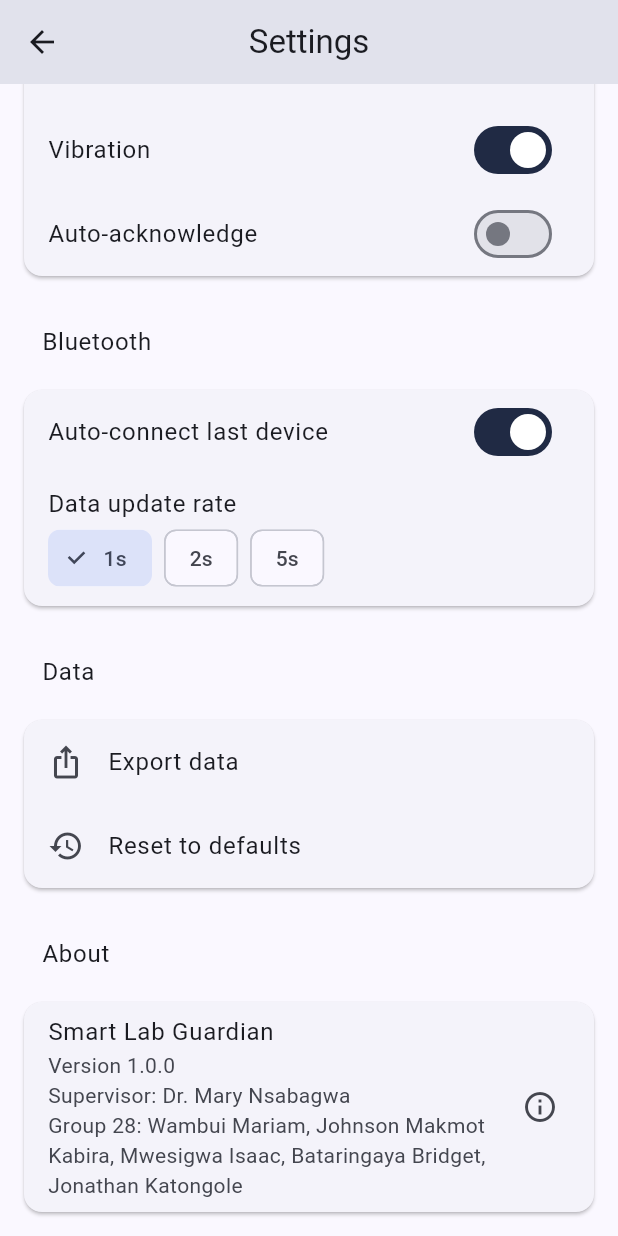
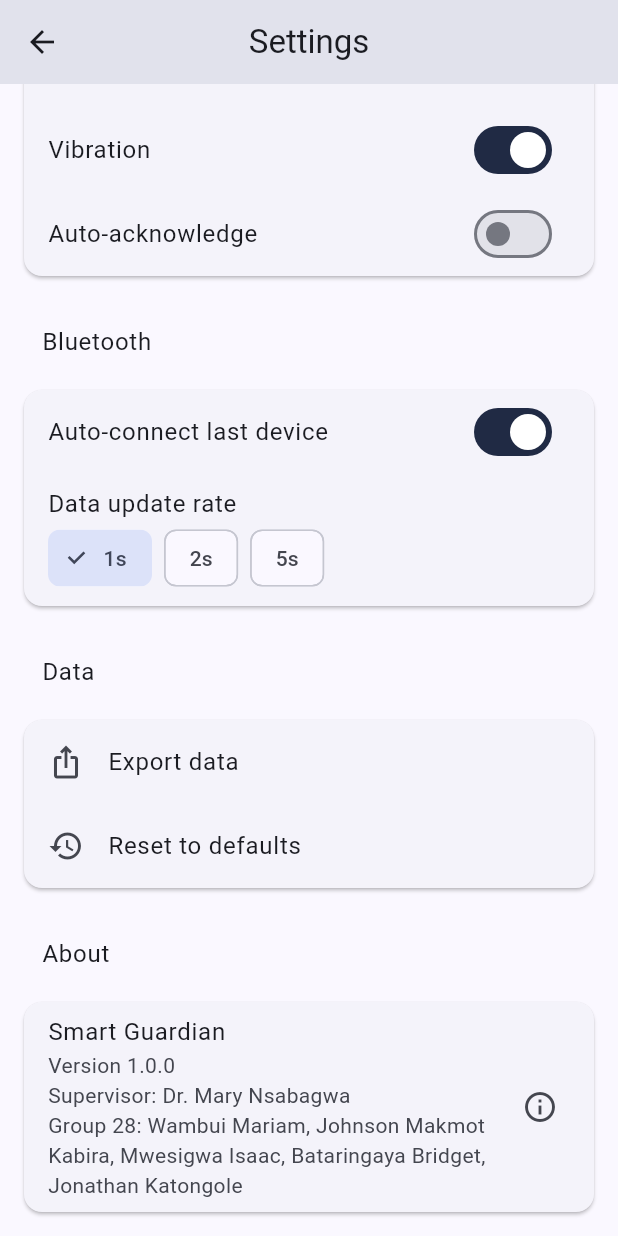
Before and after one commit to jonakatin/smart_baby_guardian, a Flutter app: the SettingsScreen screen opened directly, scrolled down 388 dp, on a phone screen of 412 x 824 dp. Run offline on Flutter 3.47's test engine with Material 3 defaults, Android fonts, the light colour scheme and no system bars; our stand-ins replace audioplayers, flutter_bluetooth_serial, google_fonts, hive, hive_flutter, share_plus and 1 more; accounts and stored records are empty.

Commit message:
Rename app to Smart Guardian

```diff
--- a/lib/main.dart
+++ b/lib/main.dart
@@ -29,16 +29,16 @@ void main() async {
   // Alarm handler init
   await AlarmHandler.instance.init();
 
-  runApp(const SmartLabGuardianApp());
+  runApp(const SmartGuardianApp());
 }
 
-class SmartLabGuardianApp extends StatefulWidget {
-  const SmartLabGuardianApp({super.key});
+class SmartGuardianApp extends StatefulWidget {
+  const SmartGuardianApp({super.key});
   @override
-  State<SmartLabGuardianApp> createState() => _SmartLabGuardianAppState();
+  State<SmartGuardianApp> createState() => _SmartGuardianAppState();
 }
 
-class _SmartLabGuardianAppState extends State<SmartLabGuardianApp> {
+class _SmartGuardianAppState extends State<SmartGuardianApp> {
   ThemeMode _mode = ThemeMode.system;
 
   @override
@@ -59,7 +59,7 @@ class _SmartLabGuardianAppState extends State<SmartLabGuardianApp> {
     return MultiProvider(
       providers: [ChangeNotifierProvider(create: (_) => BluetoothService())],
       child: MaterialApp(
-        title: 'Smart Lab Guardian',
+        title: 'Smart Guardian',
         debugShowCheckedModeBanner: false,
         themeMode: _mode,
         theme: AppTheme.light,
--- a/lib/screens/dashboard_screen.dart
+++ b/lib/screens/dashboard_screen.dart
@@ -68,7 +68,7 @@ class _DashboardScreenState extends State<DashboardScreen> {
 
     if (rec == null) {
       return Scaffold(
-        appBar: AppBar(title: const Text('Smart Lab Guardian')),
+        appBar: AppBar(title: const Text('Smart Guardian')),
         body: const Center(child: Text('Waiting for sensor data...')),
       );
     }
@@ -77,7 +77,7 @@ class _DashboardScreenState extends State<DashboardScreen> {
       children: [
         Scaffold(
           appBar: AppBar(
-            title: const Text('Smart Lab Guardian'),
+            title: const Text('Smart Guardian'),
             actions: [
               Padding(
                 padding: const EdgeInsets.only(right: 12.0),
--- a/lib/screens/history_screen.dart
+++ b/lib/screens/history_screen.dart
@@ -5,7 +5,7 @@ import 'package:flutter/material.dart';
 import 'package:intl/intl.dart';
 import 'package:share_plus/share_plus.dart';
 import 'package:path_provider/path_provider.dart';
-import 'package:smart_lab_guardian/services/storage_service.dart';
+import 'package:smart_guardian/services/storage_service.dart';
 import '../theme/app_theme.dart';
 
 class HistoryScreen extends StatefulWidget {
@@ -129,10 +129,10 @@ class _HistoryScreenState extends State<HistoryScreen> {
     final csv = rows.join('\n');
 
     final dir = await getTemporaryDirectory();
-    final file = File('${dir.path}/smart_lab_guardian_export.csv');
+    final file = File('${dir.path}/smart_guardian_export.csv');
     await file.writeAsString(csv);
     await Share.shareXFiles([
       XFile(file.path),
-    ], text: 'Smart Lab Guardian – CSV Export');
+    ], text: 'Smart Guardian – CSV Export');
   }
 }
--- a/lib/screens/settings_screen.dart
+++ b/lib/screens/settings_screen.dart
@@ -160,7 +160,7 @@ class _SettingsScreenState extends State<SettingsScreen> {
           const ListTile(title: Text('About')),
           const Card(
             child: ListTile(
-              title: Text('Smart Lab Guardian'),
+              title: Text('Smart Guardian'),
               subtitle: Text(
                 'Version 1.0.0\nSupervisor: Dr. Mary Nsabagwa\nGroup 28: Wambui Mariam, Johnson Makmot Kabira, Mwesigwa Isaac, Bataringaya Bridget, Jonathan Katongole',
               ),
--- a/lib/screens/splash_screen.dart
+++ b/lib/screens/splash_screen.dart
@@ -27,7 +27,7 @@ class _SplashScreenState extends State<SplashScreen> {
             Icon(Icons.shield, size: 96, color: cs.tertiary),
             const SizedBox(height: 16),
             Text(
-              'Smart Lab Guardian',
+              'Smart Guardian',
               style: Theme.of(context).textTheme.headlineSmall?.copyWith(
                 color: Colors.white,
                 fontWeight: FontWeight.bold,
--- a/pubspec.yaml
+++ b/pubspec.yaml
@@ -1,5 +1,5 @@
-name: smart_lab_guardian
-description: Smart Lab Guardian — Proximity–Heat risk monitoring over Bluetooth Classic (ESP32 SPP)
+name: smart_guardian
+description: "A safety monitoring app for Smart Guardian IoT sensors."
 publish_to: "none"
 version: 1.0.0+1
 
```
Also changed, not shown: 20 other files.
